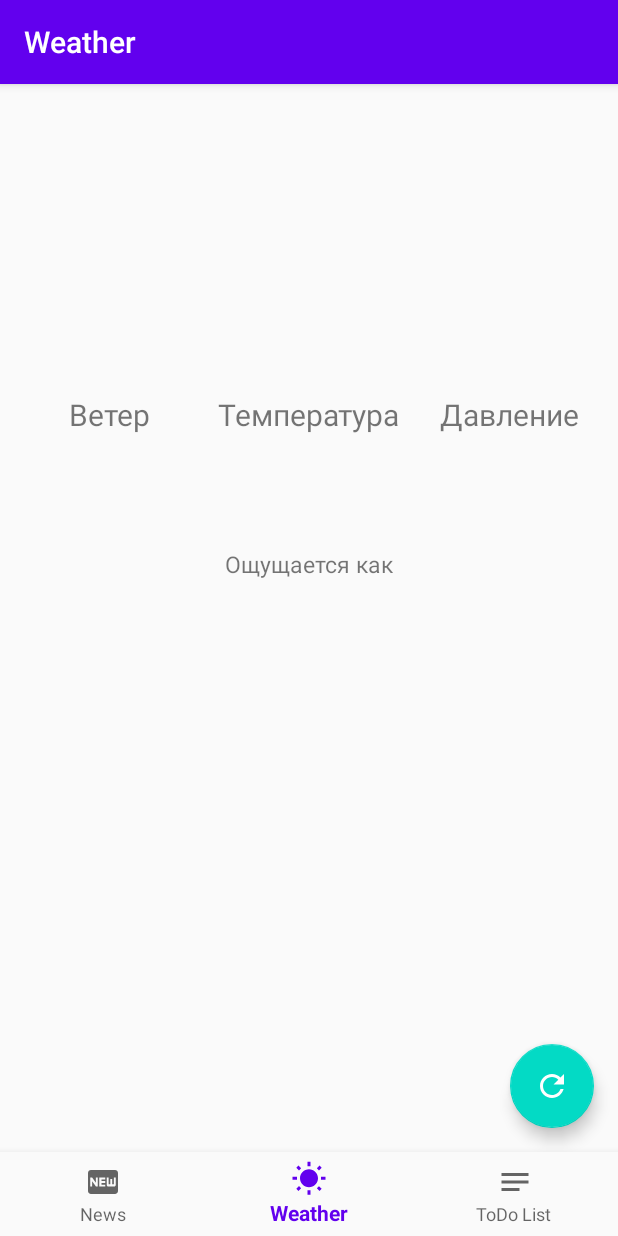
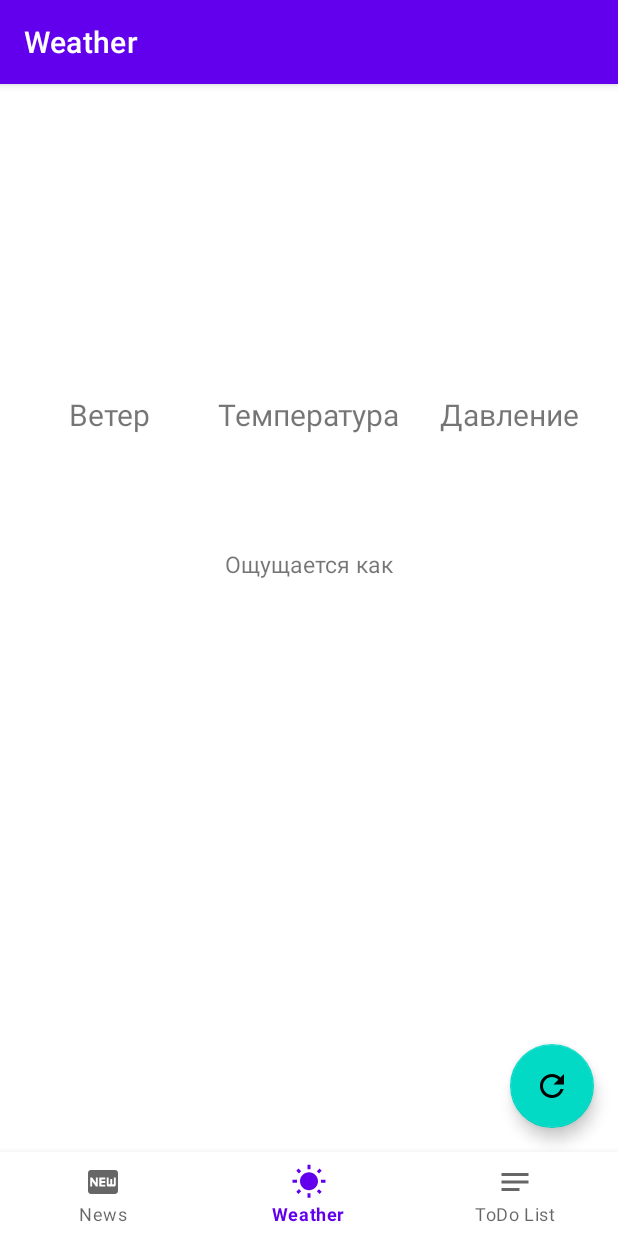
Before and after one commit to ferr311/My_Day, an Android app: the screen it shows after launch (MainActivity), item 2 of the bottom bar chosen, on a phone screen of 412 x 824 dp. Run offline under Robolectric (Android 15) with nearby library versions, the phone set to English and light mode, and no system bars; our stand-ins replace Dagger/Hilt's generated code, navigation-ui; libraries missing offline, so code that uses them is left out: com.github.twocoffeesoneteam.glidetovectoryou, com.hannesdorfmann.adapterdelegates4, jp.wasabeef.recyclerview; network calls fail; pictures from the network do not load; 4 statements that could not run were skipped.

```diff
--- a/app/build.gradle
+++ b/app/build.gradle
@@ -55,6 +55,10 @@ dependencies {
     androidTestImplementation 'androidx.test.ext:junit:1.1.2'
     androidTestImplementation 'androidx.test.espresso:espresso-core:3.3.0'
 
+    // Fragment
+    def fragmentVersion = '1.3.0-beta01'
+    implementation "androidx.fragment:fragment-ktx:$fragmentVersion"
+
     // Coroutines
     def coroutinesVersion = '1.3.9'
     implementation "org.jetbrains.kotlinx:kotlinx-coroutines-core:$coroutinesVersion"
--- a/app/src/main/AndroidManifest.xml
+++ b/app/src/main/AndroidManifest.xml
@@ -16,7 +16,8 @@
         android:usesCleartextTraffic="true">
         <activity
             android:name=".MainActivity"
-            android:label="@string/app_name">
+            android:label="@string/app_name"
+            android:windowSoftInputMode="adjustResize">
             <intent-filter>
                 <action android:name="android.intent.action.MAIN" />
 
--- a/app/src/main/java/com/shukhaev/mydaytest/MainActivity.kt
+++ b/app/src/main/java/com/shukhaev/mydaytest/MainActivity.kt
@@ -1,8 +1,10 @@
 package com.shukhaev.mydaytest
 
+import android.app.Activity
 import android.os.Bundle
 import com.google.android.material.bottomnavigation.BottomNavigationView
 import androidx.appcompat.app.AppCompatActivity
+import androidx.navigation.NavController
 import androidx.navigation.findNavController
 import androidx.navigation.ui.AppBarConfiguration
 import androidx.navigation.ui.setupActionBarWithNavController
@@ -12,6 +14,7 @@ import dagger.hilt.android.AndroidEntryPoint
 
 @AndroidEntryPoint
 class MainActivity : AppCompatActivity() {
+    private lateinit var navController:NavController
 
     override fun onCreate(savedInstanceState: Bundle?) {
         super.onCreate(savedInstanceState)
@@ -20,7 +23,7 @@ class MainActivity : AppCompatActivity() {
         APP_ACTIVITY = this
         val navView: BottomNavigationView = findViewById(R.id.nav_view)
 
-        val navController = findNavController(R.id.nav_host_fragment)
+        navController = findNavController(R.id.nav_host_fragment)
         // Passing each menu ID as a set of Ids because each
         // menu should be considered as top level destinations.
         val appBarConfiguration = AppBarConfiguration(
@@ -31,4 +34,11 @@ class MainActivity : AppCompatActivity() {
         setupActionBarWithNavController(navController, appBarConfiguration)
         navView.setupWithNavController(navController)
     }
+
+    override fun onSupportNavigateUp(): Boolean {
+        return navController.navigateUp() || super.onSupportNavigateUp()
+    }
 }
+
+const val ADD_TASK_RESULT_OK = Activity.RESULT_FIRST_USER
+const val EDIT_TASK_RESULT_OK = Activity.RESULT_FIRST_USER + 1
--- a/app/src/main/java/com/shukhaev/mydaytest/util/Util.kt
+++ b/app/src/main/java/com/shukhaev/mydaytest/util/Util.kt
@@ -6,6 +6,9 @@ import android.widget.Toast
 import com.bumptech.glide.Glide
 
 lateinit var APP_ACTIVITY: Activity
+
+val <T> T.exhaustive:T
+    get() = this
 
 fun loadImage(url: String?, view: ImageView) {
     Glide.with(APP_ACTIVITY)
--- a/app/src/main/res/layout/fragment_add_edit_task.xml
+++ b/app/src/main/res/layout/fragment_add_edit_task.xml
@@ -5,7 +5,7 @@
     android:layout_width="match_parent"
     android:layout_height="match_parent"
     android:padding="8dp"
-    tools:context=".todolist.ui.AddTaskFragment">
+    tools:context=".todolist.ui.addedittask.AddEditTaskFragment">
 
     <androidx.appcompat.widget.AppCompatEditText
         android:id="@+id/add_todo_input"
@@ -39,7 +39,7 @@
 
 
     <com.google.android.material.floatingactionbutton.FloatingActionButton
-        android:id="@+id/add_todo_fab_add"
+        android:id="@+id/add_todo_fab_save"
         android:layout_width="wrap_content"
         android:layout_height="wrap_content"
         android:layout_margin="8dp"
--- a/app/src/main/res/navigation/mobile_navigation.xml
+++ b/app/src/main/res/navigation/mobile_navigation.xml
@@ -43,7 +43,20 @@
     </fragment>
     <fragment
         android:id="@+id/addTaskFragment"
-        android:name="com.shukhaev.mydaytest.todolist.ui.AddTaskFragment"
-        android:label="Task"
-        tools:layout="@layout/fragment_add_edit_task" />
+        android:name="com.shukhaev.mydaytest.todolist.ui.addedittask.AddEditTaskFragment"
+        android:label="{title}"
+        tools:layout="@layout/fragment_add_edit_task" >
+        <argument
+            android:name="task"
+            app:argType="com.shukhaev.mydaytest.todolist.model.Task"
+            app:nullable="true"
+            android:defaultValue="@null" />
+        <argument
+            android:name="title"
+            app:argType="string" />
+    </fragment>
+    <dialog
+        android:id="@+id/deleteAllCompletedDialogFragment"
+        android:name="com.shukhaev.mydaytest.todolist.ui.deleteallcompleted.DeleteAllCompletedDialogFragment"
+        android:label="DeleteAllCompletedDialogFragment" /><action android:id="@+id/action_global_deleteAllCompletedDialogFragment" app:destination="@id/deleteAllCompletedDialogFragment"/>
 </navigation>
--- a/app/src/main/res/values/styles.xml
+++ b/app/src/main/res/values/styles.xml
@@ -1,6 +1,6 @@
 <resources>
     <!-- Base application theme. -->
-    <style name="AppTheme" parent="Theme.MaterialComponents.Light.DarkActionBar.Bridge">
+    <style name="AppTheme" parent="Theme.MaterialComponents.DayNight.DarkActionBar">
         <!-- Customize your theme here. -->
         <item name="colorPrimary">@color/colorPrimary</item>
         <item name="colorPrimaryDark">@color/colorPrimaryDark</item>
```
Also changed, not shown: app/src/main/java/com/shukhaev/mydaytest/todolist/model/TaskDao.kt (+7 -4 lines), app/src/main/java/com/shukhaev/mydaytest/todolist/ui/AddTaskFragment.kt (deleted, +0 -7 lines), app/src/main/java/com/shukhaev/mydaytest/todolist/ui/TasksListFragment.kt (+47 -6 lines), app/src/main/java/com/shukhaev/mydaytest/todolist/ui/TasksListViewModel.kt (+33 -8 lines), app/src/main/java/com/shukhaev/mydaytest/todolist/ui/addedittask/AddEditTaskFragment.kt (added, +67 -0 lines), app/src/main/java/com/shukhaev/mydaytest/todolist/ui/addedittask/AddEditTaskViewModel.kt (added, +71 -0 lines), app/src/main/java/com/shukhaev/mydaytest/todolist/ui/deleteallcompleted/DeleteAllCompletedDialogFragment.kt (added, +25 -0 lines), app/src/main/java/com/shukhaev/mydaytest/todolist/ui/deleteallcompleted/DeleteAllCompletedViewModel.kt (added, +19 -0 lines).
